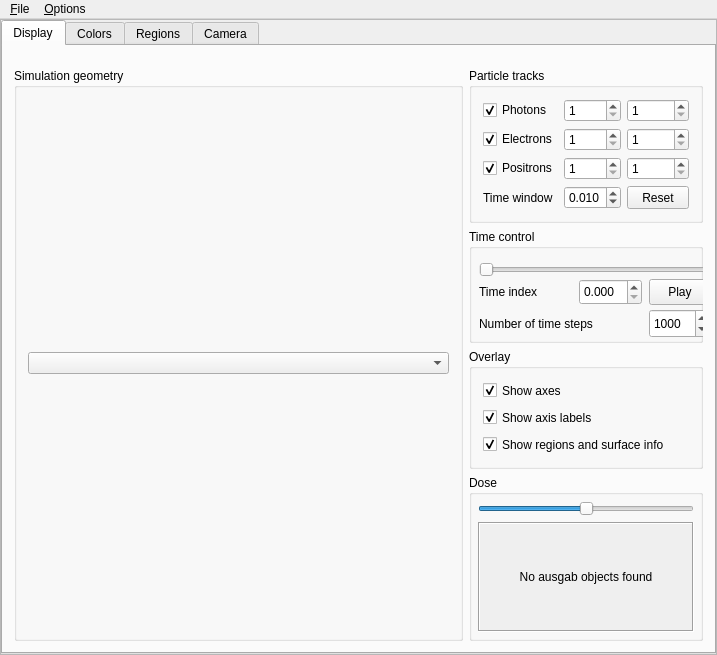
Before: the Qt Designer form HEN_HOUSE/egs++/view/viewcontrol.ui in nrc-cnrc/EGSnrc, drawn with Qt 5.
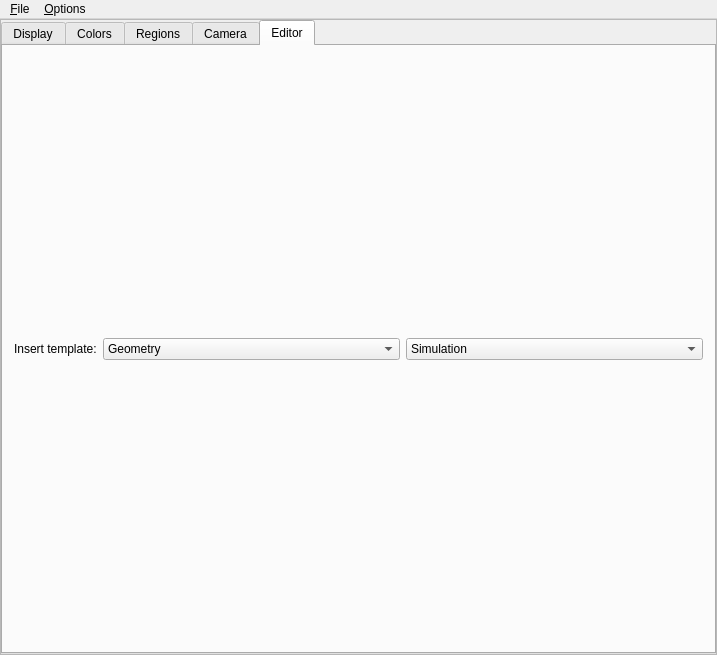
After: the same form once the commit is applied.

Commit message:
Add a text editor to egs_view
Initial commit with very basic groundwork for a text editor in egs_view.
Adds some syntax highlighting, and begins building a structure in
geometries to return input keys. Includes debug statements and nonsense
behaviour.

Patch:
```diff
--- a/HEN_HOUSE/egs++/view/viewcontrol.ui
+++ b/HEN_HOUSE/egs++/view/viewcontrol.ui
@@ -68,7 +68,7 @@
      <verstretch>0</verstretch>
     </sizepolicy>
    </property>
-   <layout class="QHBoxLayout" name="horizontalLayout_9">
+   <layout class="QVBoxLayout" name="verticalLayout_18">
     <property name="leftMargin">
      <number>0</number>
     </property>
@@ -119,7 +119,7 @@
           <item>
            <widget class="QTabWidget" name="tabWidget">
             <property name="currentIndex">
-             <number>0</number>
+             <number>4</number>
             </property>
             <widget class="QWidget" name="displayTab">
              <property name="sizePolicy">
@@ -158,7 +158,7 @@
                   <item>
                    <widget class="QGroupBox" name="groupBox_5">
                     <property name="title">
-                     <string>Simulation geometry</string>
+                     <string>View geometry</string>
                     </property>
                     <layout class="QHBoxLayout" name="horizontalLayout_14">
                      <item>
@@ -1867,6 +1867,61 @@
               </item>
              </layout>
             </widget>
+            <widget class="QWidget" name="tab">
+             <property name="sizePolicy">
+              <sizepolicy hsizetype="Expanding" vsizetype="Expanding">
+               <horstretch>0</horstretch>
+               <verstretch>0</verstretch>
+              </sizepolicy>
+             </property>
+             <attribute name="title">
+              <string>Editor</string>
+             </attribute>
+             <layout class="QGridLayout" name="editorLayout">
+              <item row="0" column="0">
+               <layout class="QVBoxLayout" name="editorLayout_2">
+                <item>
+                 <layout class="QHBoxLayout" name="horizontalLayout_9">
+                  <property name="sizeConstraint">
+                   <enum>QLayout::SetMaximumSize</enum>
+                  </property>
+                  <item>
+                   <widget class="QLabel" name="label">
+                    <property name="sizePolicy">
+                     <sizepolicy hsizetype="Maximum" vsizetype="Preferred">
+                      <horstretch>0</horstretch>
+                      <verstretch>0</verstretch>
+                     </sizepolicy>
+                    </property>
+                    <property name="text">
+                     <string>Insert template:</string>
+                    </property>
+                   </widget>
+                  </item>
+                  <item>
+                   <widget class="QComboBox" name="comboBox_geomTemplate">
+                    <item>
+                     <property name="text">
+                      <string>Geometry</string>
+                     </property>
+                    </item>
+                   </widget>
+                  </item>
+                  <item>
+                   <widget class="QComboBox" name="comboBox_simTemplate">
+                    <item>
+                     <property name="text">
+                      <string>Simulation</string>
+                     </property>
+                    </item>
+                   </widget>
+                  </item>
+                 </layout>
+                </item>
+               </layout>
+              </item>
+             </layout>
+            </widget>
            </widget>
           </item>
          </layout>
```
Left out of the diff: 91 changed lines with no effect on the pictures. The commit also changes 16 other files.
